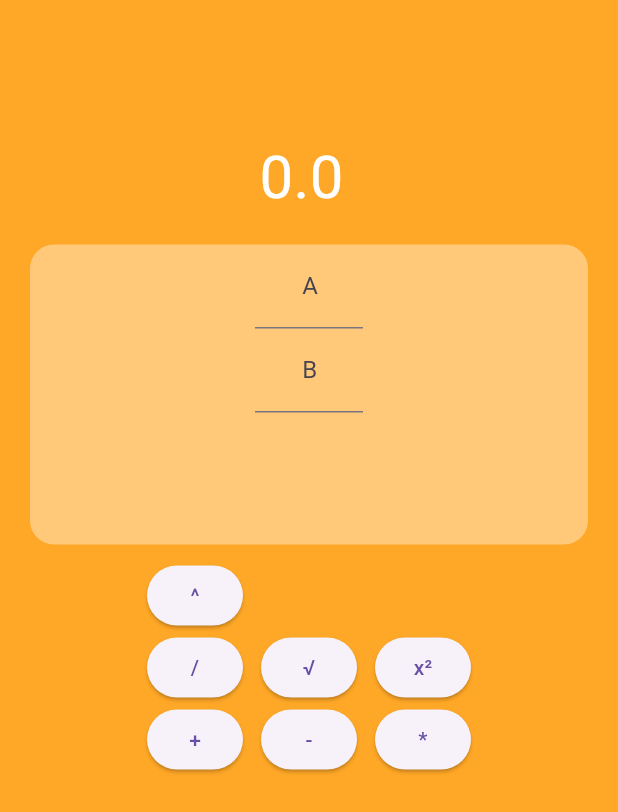
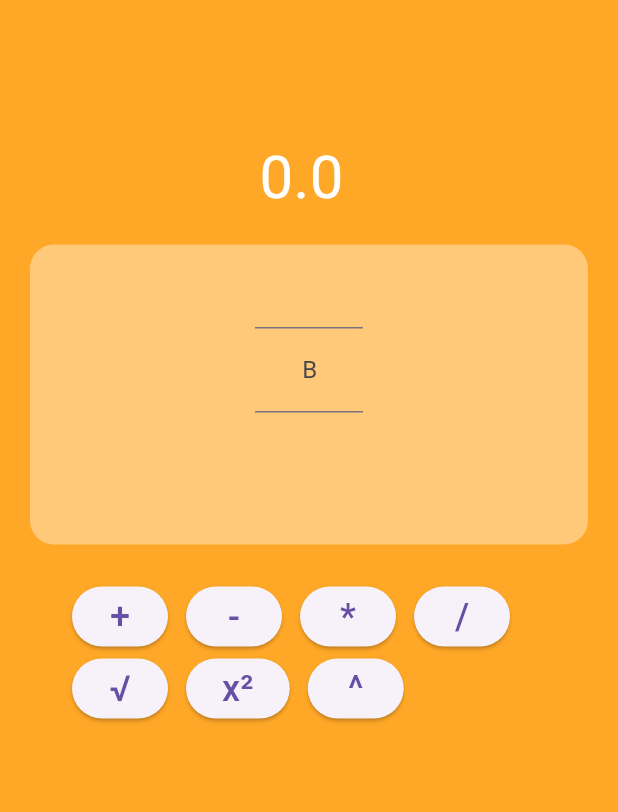
Before and after one commit to xojiakbarov/Calculator, a Flutter app: the screen it shows after launch, on a phone screen of 412 x 824 dp. Shown: the top 812 px of the screen. Run offline on Flutter 3.47's test engine with Material 3 defaults, Android fonts, the phone set to English and light mode, and no system bars.

Commit message:
initial commit

```diff
--- a/lib/main.dart
+++ b/lib/main.dart
@@ -26,7 +26,6 @@ class _CalculatorState extends State<Calculator> {
   final TextEditingController _controllerA = TextEditingController();
   final TextEditingController _controllerB = TextEditingController();
 
-
   Future<void> _calculate(String operation) async {
     final double a = double.parse(_controllerA.text);
     final double b = double.parse(_controllerB.text);
@@ -44,11 +43,14 @@ class _CalculatorState extends State<Calculator> {
     return Scaffold(
       backgroundColor: Colors.orange.shade400,
       body: Padding(
-        padding: const EdgeInsets.only(top: 90,left: 20,right: 20),
+        padding: const EdgeInsets.only(top: 90, left: 20, right: 20),
         child: Column(
           children: [
-            Text('$_result ',style:TextStyle(color: Colors.white,fontSize: 40)),
-            SizedBox(height: 16,),
+            Text('$_result ',
+                style: TextStyle(color: Colors.white, fontSize: 40)),
+            SizedBox(
+              height: 16,
+            ),
             Container(
               height: 200,
               width: 400,
@@ -59,15 +61,15 @@ class _CalculatorState extends State<Calculator> {
               child: Column(
                 children: [
                   Padding(
-                    padding: const EdgeInsets.only(left: 150,right: 150),
+                    padding: const EdgeInsets.only(left: 150, right: 150),
                     child: TextField(
                       controller: _controllerA,
                       keyboardType: TextInputType.number,
-                      decoration: InputDecoration(labelText: '       A '),
+                      decoration: InputDecoration(labelText: '        '),
                     ),
                   ),
                   Padding(
-                    padding: const EdgeInsets.only(left: 150,right: 150),
+                    padding: const EdgeInsets.only(left: 150, right: 150),
                     child: TextField(
                       controller: _controllerB,
                       keyboardType: TextInputType.number,
@@ -77,21 +79,60 @@ class _CalculatorState extends State<Calculator> {
                 ],
               ),
             ),
-            Padding(
-              padding: const EdgeInsets.only(left: 60,right: 60,top: 10),
-              child: Center(
-                child: Wrap(spacing: 12,
-                  verticalDirection: VerticalDirection.up,
-                  children: <Widget>[
-                    ElevatedButton(onPressed: () => _calculate('add'), child: Text('+')),
-                    ElevatedButton(onPressed: () => _calculate('subtract'), child: Text('-')),
-                    ElevatedButton(onPressed: () => _calculate('multiply'), child: Text('*')),
-                    ElevatedButton(onPressed: () => _calculate('divide'), child: Text('/')),
-                    ElevatedButton(onPressed: () => _calculate('sqrt'), child: Text('√')),
-                    ElevatedButton(onPressed: () => _calculate('square'), child: Text('x²')),
-                    ElevatedButton(onPressed: () => _calculate('power'), child: Text('^')),
-                  ],
-                ),
+            SizedBox(
+              height: 24,
+            ),
+            Center(
+              child: Wrap(
+                spacing: 12,
+                verticalDirection: VerticalDirection.down,
+                children: <Widget>[
+                  ElevatedButton(
+                      onPressed: () => _calculate('add'),
+                      child: Text(
+                        '+',
+                        style: TextStyle(fontSize: 24),
+                      )),
+                  ElevatedButton(
+                      onPressed: () => _calculate('subtract'),
+                      child: Text(
+                        '-',
+                        style: TextStyle(fontSize: 24),
+                      )),
+                  ElevatedButton(
+                      onPressed: () => _calculate('multiply'),
+                      child: Text(
+                        '*',
+                        style: TextStyle(fontSize: 24),
+                      )),
+                  ElevatedButton(
+                      onPressed: () => _calculate('divide'),
+                      child: Text(
+                        '/',
+                        style: TextStyle(fontSize: 24),
+                      )),
+                  SizedBox(
+                    width: 12,
+                  ),
+                  ElevatedButton(
+                      onPressed: () => _calculate('sqrt'),
+                      child: Text(
+                        '√',
+                        style: TextStyle(fontSize: 24),
+                      )),
+                  ElevatedButton(
+                      onPressed: () => _calculate('square'),
+                      child: Text(
+                        'x²',
+                        style: TextStyle(fontSize: 24),
+                      )),
+                  ElevatedButton(
+                      onPressed: () => _calculate('power'),
+                      child: Text(
+                        '^',
+                        style: TextStyle(fontSize: 24),
+                      )),
+                ],
               ),
             ),
           ],
@@ -100,7 +141,6 @@ class _CalculatorState extends State<Calculator> {
     );
   }
 }
-
 
 double _performCalculation(Map<String, dynamic> args) {
   final double a = args['a'];
```
